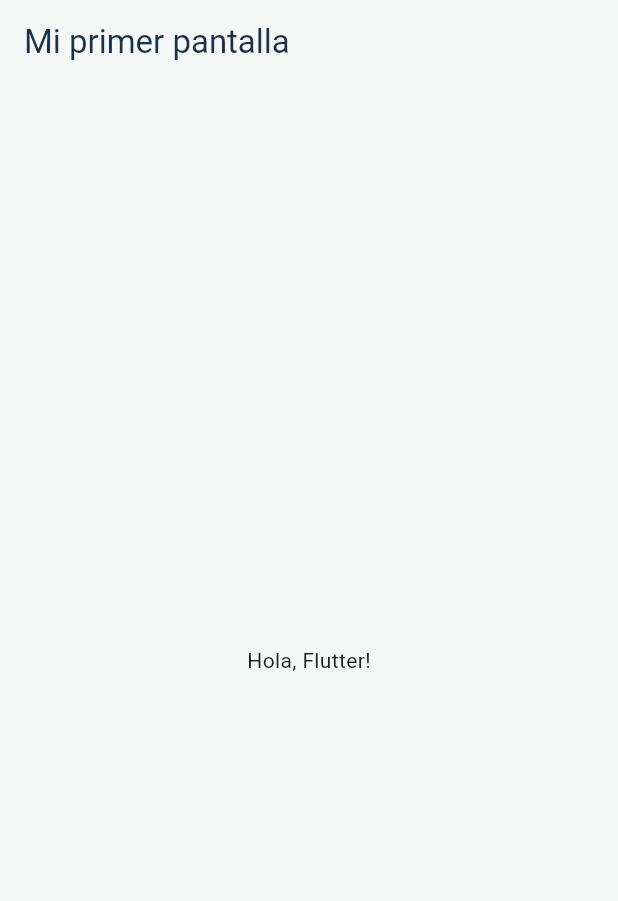
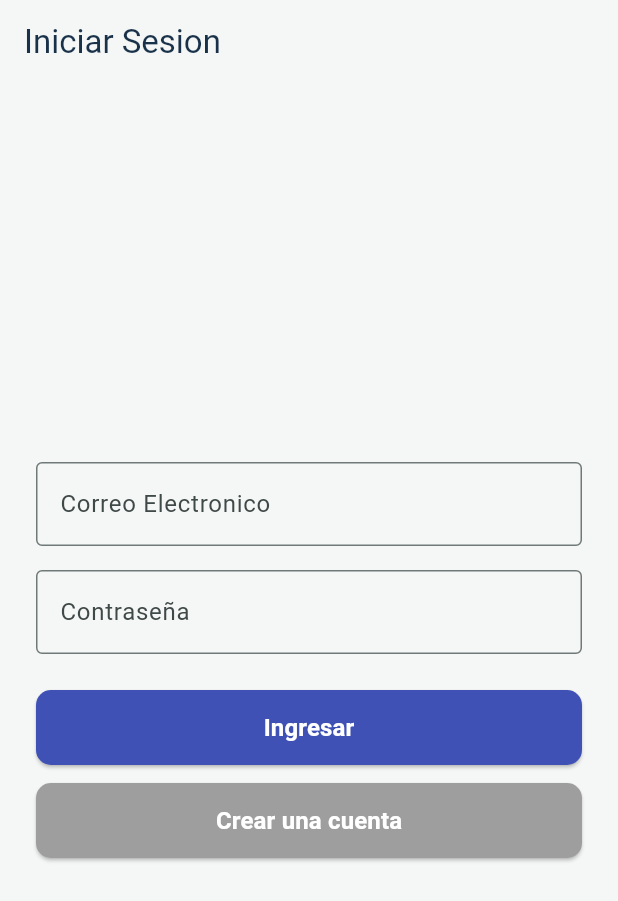
Before and after one commit to PraProg777/MedicineAlert, a Flutter app: the screen it shows after launch, on a phone screen of 412 x 824 dp. Shown: the top 901 px of the screen. Run offline on Flutter 3.47's test engine with Material 3 defaults, Android fonts, the phone set to English and light mode, and no system bars.

Commit message:
Se creo el archivo Boton.dart en widgets. Al mismo tiempo se creo el archivo login_screen.dart, aunque este no se va a utilizar en principio es una buena practiva ver como se hace.

```diff
--- a/lib/app.dart
+++ b/lib/app.dart
@@ -3,6 +3,7 @@ import 'package:flutter/material.dart';
 import 'screens/home_screen.dart';
 import 'theme/app_theme.dart';
 import 'screens/example_screen.dart';
+import 'screens/login_sreen.dart';
 
 class App extends StatelessWidget {
   const App({super.key});
@@ -13,7 +14,7 @@ class App extends StatelessWidget {
       title: 'MedicineAlert',
       debugShowCheckedModeBanner: false,
       theme: AppTheme.light,
-      home: const MiPantalla(),
+      home: const LoginScreen(),
     );
   }
 }
--- /dev/null
+++ b/lib/screens/login_sreen.dart
@@ -0,0 +1,53 @@
+import 'package:flutter/material.dart';
+import '../widgets/boton.dart';
+
+class LoginScreen extends StatelessWidget {
+  const LoginScreen({super.key});
+
+  @override
+  Widget build(BuildContext context) {
+    return Scaffold(
+      appBar: AppBar(title: const Text('Iniciar Sesion')),
+      body: Padding(
+        padding: const EdgeInsets.all(24.0),
+        child: Column(
+          mainAxisAlignment: MainAxisAlignment.center,
+          children: [
+            const TextField(
+              decoration: InputDecoration(
+                labelText: 'Correo Electronico',
+                border: OutlineInputBorder(),
+              ),
+            ),
+            const SizedBox(height: 16),
+            const TextField(
+              obscureText: true,
+              decoration: InputDecoration(
+                labelText: 'Contraseña',
+                border: OutlineInputBorder(),
+              ),
+            ),
+            const SizedBox(height: 24),
+            Boton(
+              texto: 'Ingresar',
+              color: Colors.indigo,
+              onPressed: () {
+                print('Boton de ingreso presionado');
+              },
+            ),
+
+            const SizedBox(height: 12),
+
+            Boton(
+              texto: 'Crear una cuenta',
+              color: Colors.grey,
+              onPressed: () {
+                print('Ir a registro');
+              },
+            ),
+          ],
+        ),
+      ),
+    );
+  }
+}
--- /dev/null
+++ b/lib/widgets/boton.dart
@@ -0,0 +1,36 @@
+import 'package:flutter/material.dart';
+
+class Boton extends StatelessWidget {
+  final String texto;
+  final VoidCallback onPressed;
+  final Color color;
+
+  const Boton({
+    super.key,
+    required this.texto,
+    required this.onPressed,
+    this.color = Colors.blue,
+  });
+
+  @override
+  Widget build(BuildContext context) {
+    return SizedBox(
+      width: double.infinity, // Ocupa todo el ancho dispoible
+      height: 50, // Alto fijo
+      child: ElevatedButton(
+        style: ElevatedButton.styleFrom(
+          backgroundColor: color,
+          foregroundColor: Colors.white,
+          shape: RoundedRectangleBorder(
+            borderRadius: BorderRadius.circular(10),
+          ),
+        ),
+        onPressed: onPressed,
+        child: Text(
+          texto,
+          style: const TextStyle(fontSize: 16, fontWeight: FontWeight.bold)
+        ),
+      ),
+    );
+  }
+}
```
Also changed, not shown: 1 other file.
